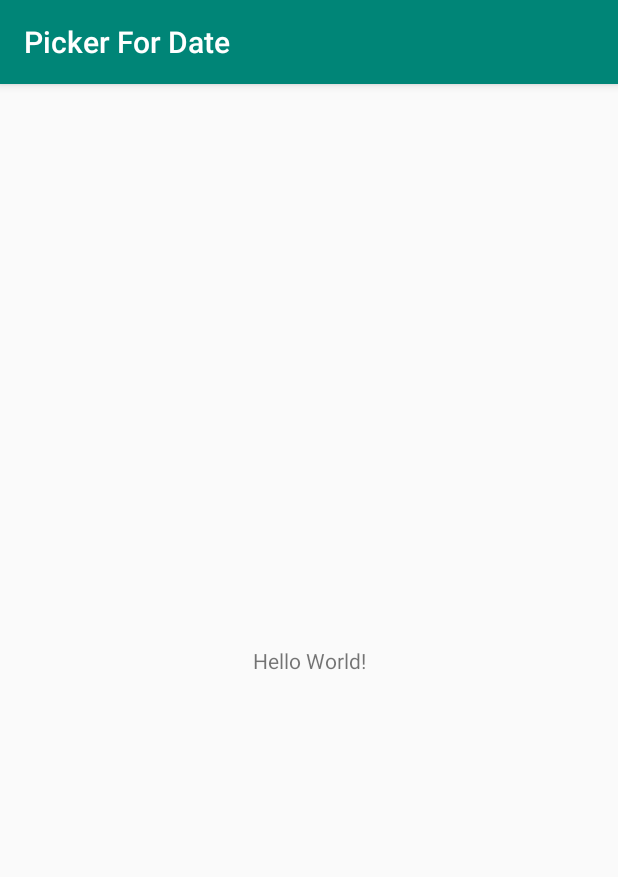
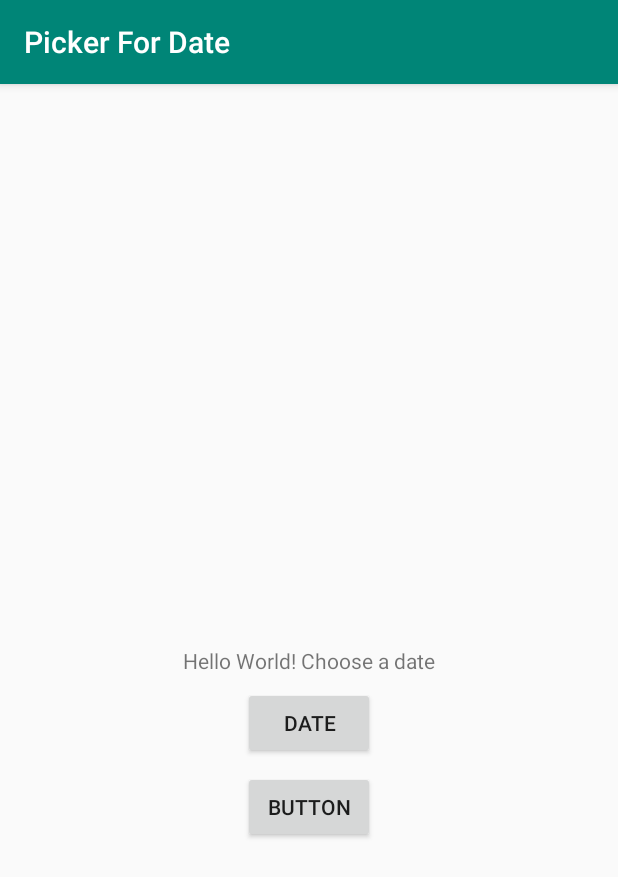
Before and after one commit to aungpyaesone/PickerForDateAndroid, an Android app: the screen it shows after launch (MainActivity), on a phone screen of 412 x 824 dp. Shown: the top 877 px of the screen. Run offline under Robolectric (Android 15) with nearby library versions, the phone set to English and light mode, and no system bars.

```diff
--- a/app/build.gradle
+++ b/app/build.gradle
@@ -23,6 +23,7 @@ dependencies {
     implementation fileTree(dir: 'libs', include: ['*.jar'])
     implementation 'androidx.appcompat:appcompat:1.0.2'
     implementation 'androidx.constraintlayout:constraintlayout:1.1.3'
+    implementation 'androidx.legacy:legacy-support-v4:1.0.0'
     testImplementation 'junit:junit:4.12'
     androidTestImplementation 'androidx.test:runner:1.1.1'
     androidTestImplementation 'androidx.test.espresso:espresso-core:3.1.1'
--- a/app/src/main/res/layout/activity_main.xml
+++ b/app/src/main/res/layout/activity_main.xml
@@ -7,12 +7,35 @@
     tools:context=".MainActivity">
 
     <TextView
+        android:id="@+id/textView"
         android:layout_width="wrap_content"
         android:layout_height="wrap_content"
-        android:text="Hello World!"
+        android:text="Hello World! Choose a date"
         app:layout_constraintBottom_toBottomOf="parent"
         app:layout_constraintLeft_toLeftOf="parent"
         app:layout_constraintRight_toRightOf="parent"
         app:layout_constraintTop_toTopOf="parent" />
 
+    <Button
+        android:id="@+id/btnDate"
+        android:layout_width="wrap_content"
+        android:layout_height="wrap_content"
+        android:layout_marginTop="8dp"
+        android:onClick="showDatePicker"
+        android:text="date"
+        app:layout_constraintEnd_toEndOf="@+id/textView"
+        app:layout_constraintStart_toStartOf="@+id/textView"
+        app:layout_constraintTop_toBottomOf="@+id/textView" />
+
+    <Button
+        android:id="@+id/btnTimePicker"
+        android:layout_width="wrap_content"
+        android:layout_height="wrap_content"
+        android:layout_marginTop="8dp"
+        android:text="Button"
+        android:onClick="showTimePicker"
+        app:layout_constraintEnd_toEndOf="@+id/btnDate"
+        app:layout_constraintStart_toStartOf="@+id/btnDate"
+        app:layout_constraintTop_toBottomOf="@+id/btnDate" />
+
 </androidx.constraintlayout.widget.ConstraintLayout>
--- a/app/src/main/res/values/strings.xml
+++ b/app/src/main/res/values/strings.xml
@@ -1,3 +1,6 @@
 <resources>
     <string name="app_name">Picker For Date</string>
+
+    <!-- TODO: Remove or change this placeholder text -->
+    <string name="hello_blank_fragment">Hello blank fragment</string>
 </resources>
```
Also changed, not shown: app/src/main/java/com/example/pickerfordate/DatePickerFragment.java (added, +44 -0 lines), app/src/main/java/com/example/pickerfordate/MainActivity.java (+34 -1 lines), app/src/main/java/com/example/pickerfordate/TimePickerFragment.java (added, +42 -0 lines).
